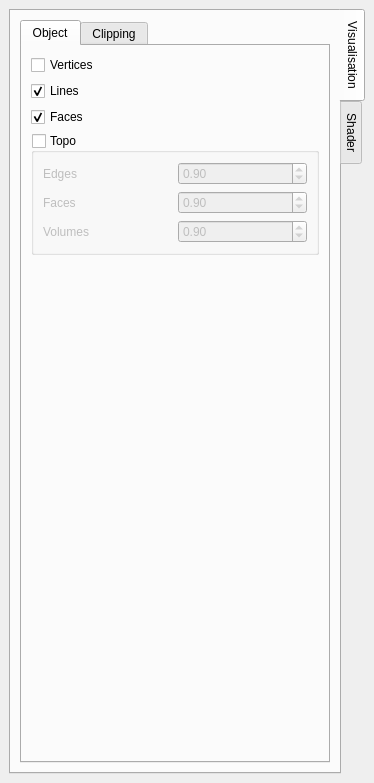
cgogn/CGoGN, file Apps/Examples/clipping.ui: the form before one commit.
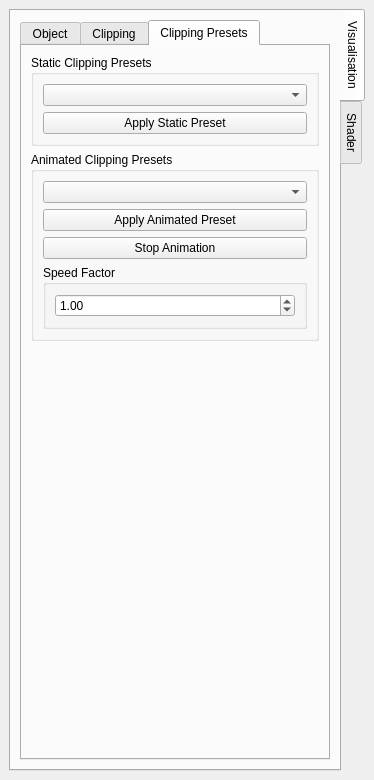
The form after the commit. The open tabs and pages were chosen to show the change.

Commit message: Rajout d'un module de presets de clipping animés. Intégration (plus ou moins finie) dans l'interface Qt de clipping.

The edit to the form file:
```diff
--- a/Apps/Examples/clipping.ui
+++ b/Apps/Examples/clipping.ui
@@ -7,7 +7,7 @@
     <x>0</x>
     <y>0</y>
     <width>374</width>
-    <height>783</height>
+    <height>780</height>
    </rect>
   </property>
   <property name="allowedAreas">
@@ -316,29 +316,6 @@
                 </item>
                </layout>
               </item>
-              <item>
-               <layout class="QVBoxLayout" name="verticalLayout_7">
-                <item>
-                 <widget class="QGroupBox" name="groupBox_ClippingPresets">
-                  <property name="title">
-                   <string>Clipping Presets</string>
-                  </property>
-                  <layout class="QVBoxLayout" name="verticalLayout_12">
-                   <item>
-                    <widget class="QComboBox" name="comboBox_ClippingPresets"/>
-                   </item>
-                   <item>
-                    <widget class="QPushButton" name="PushButton_ApplyClippingPreset">
-                     <property name="text">
-                      <string>Apply Preset</string>
-                     </property>
-                    </widget>
-                   </item>
-                  </layout>
-                 </widget>
-                </item>
-               </layout>
-              </item>
               <item>
                <layout class="QVBoxLayout" name="verticalLayout_10">
                 <item>
@@ -413,6 +390,108 @@
             </item>
            </layout>
           </widget>
+          <widget class="QWidget" name="tab_ClippingPresets">
+           <attribute name="title">
+            <string>Clipping Presets</string>
+           </attribute>
+           <layout class="QVBoxLayout" name="verticalLayout_14">
+            <item>
+             <layout class="QVBoxLayout" name="verticalLayout_13">
+              <item>
+               <layout class="QVBoxLayout" name="verticalLayout_7">
+                <item>
+                 <widget class="QGroupBox" name="groupBox_StaticClippingPresets">
+                  <property name="title">
+                   <string>Static Clipping Presets</string>
+                  </property>
+                  <layout class="QVBoxLayout" name="verticalLayout_12">
+                   <item>
+                    <widget class="QComboBox" name="comboBox_StaticClippingPresets"/>
+                   </item>
+                   <item>
+                    <widget class="QPushButton" name="PushButton_ApplyStaticClippingPreset">
+                     <property name="text">
+                      <string>Apply Static Preset</string>
+                     </property>
+                    </widget>
+                   </item>
+                  </layout>
+                 </widget>
+                </item>
+               </layout>
+              </item>
+              <item>
+               <layout class="QVBoxLayout" name="verticalLayout_15">
+                <item>
+                 <widget class="QGroupBox" name="groupBox_AnimatedClippingPresets">
+                  <property name="title">
+                   <string>Animated Clipping Presets</string>
+                  </property>
+                  <layout class="QVBoxLayout" name="verticalLayout_16">
+                   <item>
+                    <widget class="QComboBox" name="comboBox_AnimatedClippingPresets"/>
+                   </item>
+                   <item>
+                    <widget class="QPushButton" name="PushButton_ApplyAnimatedClippingPreset">
+                     <property name="text">
+                      <string>Apply Animated Preset</string>
+                     </property>
+                    </widget>
+                   </item>
+                   <item>
+                    <widget class="QPushButton" name="pushButton_StopAnimation">
+                     <property name="text">
+                      <string>Stop Animation</string>
+                     </property>
+                    </widget>
+                   </item>
+                   <item>
+                    <widget class="QGroupBox" name="groupBox_AnimatedClippingPresetSpeed">
+                     <property name="title">
+                      <string>Speed Factor</string>
+                     </property>
+                     <layout class="QVBoxLayout" name="verticalLayout_17">
+                      <item>
+                       <widget class="QDoubleSpinBox" name="doubleSpinBox_AnimatedClippingPresetSpeed">
+                        <property name="minimum">
+                         <double>-10.000000000000000</double>
+                        </property>
+                        <property name="maximum">
+                         <double>10.000000000000000</double>
+                        </property>
+                        <property name="singleStep">
+                         <double>0.100000000000000</double>
+                        </property>
+                        <property name="value">
+                         <double>1.000000000000000</double>
+                        </property>
+                       </widget>
+                      </item>
+                     </layout>
+                    </widget>
+                   </item>
+                  </layout>
+                 </widget>
+                </item>
+               </layout>
+              </item>
+             </layout>
+            </item>
+            <item>
+             <spacer name="verticalSpacer_3">
+              <property name="orientation">
+               <enum>Qt::Vertical</enum>
+              </property>
+              <property name="sizeHint" stdset="0">
+               <size>
+                <width>20</width>
+                <height>40</height>
+               </size>
+              </property>
+             </spacer>
+            </item>
+           </layout>
+          </widget>
          </widget>
         </item>
        </layout>
```
The commit also changes 8 other files.
